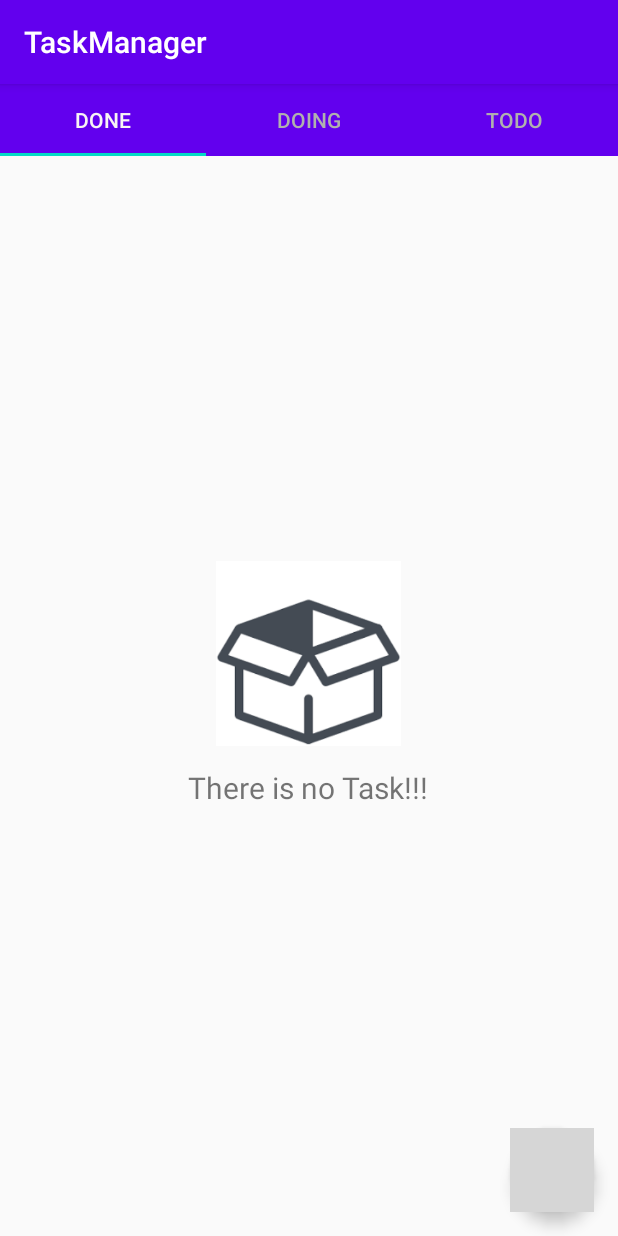
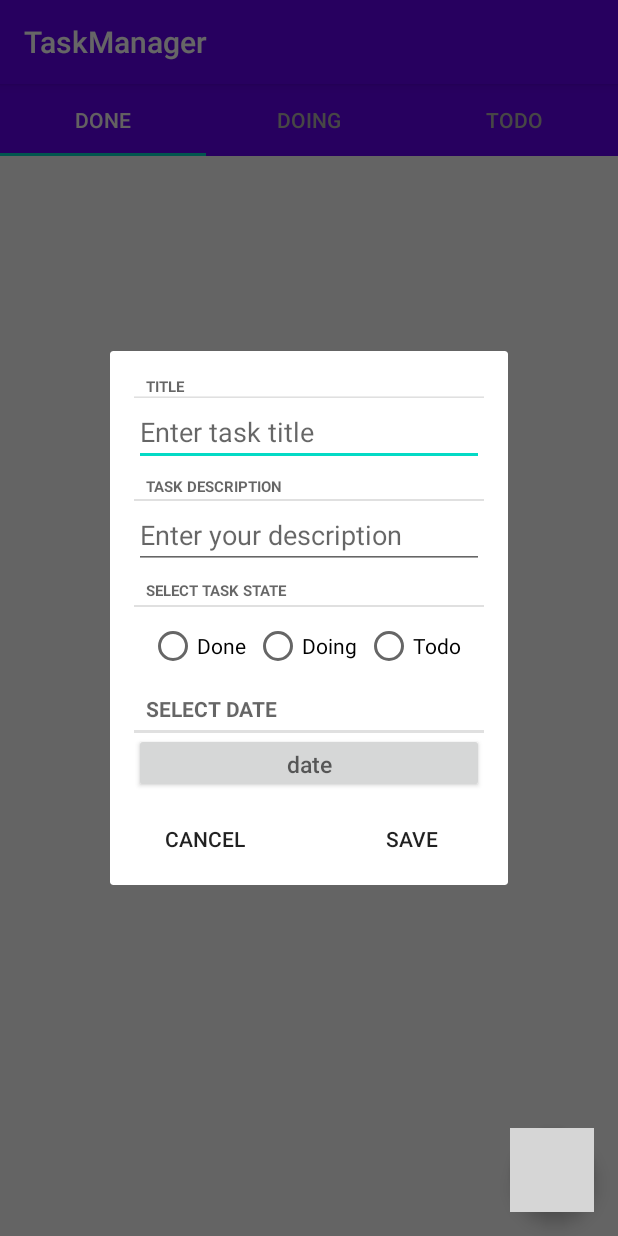
Before and after one commit to FaribaDarvishian/TaskManager, an Android app: the TaskListFragment screen opened directly, with no data from a screen before it, after a tap on an icon or button, on a phone screen of 412 x 824 dp. Run offline under Robolectric (Android 15) with nearby library versions, the phone set to English and light mode, and no system bars; grey boxes are pictures that could not be loaded.

Commit message:
add AddTaskFragment (have Title-description-choosing state-save-cancel) date button must create DatePiker in dialog ***implementation later*** add TaskDetailFragment same above with difference input argument

```diff
--- a/app/src/main/java/com/example/taskmanager/controller/activity/TaskPagerActivity.java
+++ b/app/src/main/java/com/example/taskmanager/controller/activity/TaskPagerActivity.java
@@ -14,17 +14,22 @@ import androidx.viewpager2.adapter.FragmentStateAdapter;
 import androidx.viewpager2.widget.ViewPager2;
 
 import com.example.taskmanager.R;
+import com.example.taskmanager.controller.fragment.AddTaskFragment;
+import com.example.taskmanager.controller.fragment.TaskDetailFragment;
 import com.example.taskmanager.controller.fragment.TaskListFragment;
 import com.example.taskmanager.model.State;
+import com.example.taskmanager.repository.TasksRepository;
 import com.google.android.material.tabs.TabLayout;
 import com.google.android.material.tabs.TabLayoutMediator;
 
-public class TaskPagerActivity extends AppCompatActivity {
+public class TaskPagerActivity extends AppCompatActivity
+        implements TaskDetailFragment.Callbacks, AddTaskFragment.Callbacks  {
 
     public static final String EXTRA_BUNDLE_USERNAME = "com.example.taskmanager.activity.extraBundleUsername";
     private TaskListFragment mTasksListFragmentDone;
     private TaskListFragment mTasksListFragmentDoing;
     private TaskListFragment mTasksListFragmentTodo;
+    private TasksRepository mTasksRepository;
     private String mUsername;
     private ViewPager2 viewPager;
 
@@ -64,6 +69,22 @@ public class TaskPagerActivity extends AppCompatActivity {
 
     }
 
+    @Override
+    public void updateTasksFragment(State taskState, String username) {
+        mTasksRepository = TasksRepository.getInstance();
+        switch (taskState) {
+            case DONE:
+                mTasksListFragmentDone.updateUI();
+                break;
+            case DOING:
+                mTasksListFragmentDoing.updateUI();
+                break;
+            case TODO:
+                mTasksListFragmentTodo.updateUI();
+                break;
+        }
+    }
+
     private class TaskPagerAdapter extends FragmentStateAdapter {
         public TaskPagerAdapter(FragmentActivity fragmentManager) {
             super(fragmentManager);
--- /dev/null
+++ b/app/src/main/java/com/example/taskmanager/controller/fragment/AddTaskFragment.java
@@ -0,0 +1,183 @@
+package com.example.taskmanager.controller.fragment;
+
+import android.content.Context;
+import android.os.Bundle;
+import android.view.LayoutInflater;
+import android.view.View;
+import android.view.ViewGroup;
+import android.widget.Button;
+import android.widget.EditText;
+import android.widget.RadioButton;
+import android.widget.Toast;
+
+import androidx.annotation.NonNull;
+import androidx.fragment.app.DialogFragment;
+
+import com.example.taskmanager.R;
+import com.example.taskmanager.repository.TasksRepository;
+import com.example.taskmanager.model.State;
+import com.example.taskmanager.model.Task;
+
+public class AddTaskFragment extends DialogFragment {
+
+    public static final String ARG_USERNAME = "argUsername";
+    public static final String DIALOG_FRAGMENT_TAG = "Dialog";
+    public static final int REQUEST_CODE_DATE_PICKER = 0;
+    public static final String BUNDLE_TASK_USERNAME = "bundleTaskUsername";
+    private EditText mEditTextTaskTitle;
+    private EditText mEditTextDescription;
+    private RadioButton mRadioButtonDone;
+    private RadioButton mRadioButtonDoing;
+    private RadioButton mRadioButtonTodo;
+    private Button mButtonDate;
+    private Button mButtonSave;
+    private Button mButtonDiscard;
+    private Task mTask;
+    private Callbacks mCallbacks;
+    private TasksRepository mTasksRepository;
+    private String mUsername;
+
+    public AddTaskFragment() {
+        // Required empty public constructor
+    }
+
+    public static AddTaskFragment newInstance(String username) {
+        AddTaskFragment fragment = new AddTaskFragment();
+        Bundle args = new Bundle();
+        args.putString(ARG_USERNAME, username);
+        fragment.setArguments(args);
+        return fragment;
+    }
+
+    @Override
+    public void onCreate(Bundle savedInstanceState) {
+        super.onCreate(savedInstanceState);
+        if (getArguments() != null) {
+            mUsername = getArguments().getString(ARG_USERNAME);
+        }
+        mTask = new Task(mUsername);
+        mTasksRepository = TasksRepository.getInstance();
+    }
+
+    @Override
+    public View onCreateView(LayoutInflater inflater, ViewGroup container,
+                             Bundle savedInstanceState) {
+        // Inflate the layout for this fragment
+        View view = inflater.inflate(R.layout.fragment_add_task_fragment, container, false);
+        findViews(view);
+
+        setListeners();
+        return view;
+    }
+    private void findViews(View view) {
+        mEditTextTaskTitle = view.findViewById(R.id.edit_text_task_title);
+        mEditTextDescription = view.findViewById(R.id.edit_text_task_description);
+        mButtonDate = view.findViewById(R.id.task_date);
+        mButtonSave = view.findViewById(R.id.button_save);
+        mButtonDiscard = view.findViewById(R.id.button_discard);
+        mRadioButtonDone = view.findViewById(R.id.radio_button_done);
+        mRadioButtonDoing = view.findViewById(R.id.radio_button_doing);
+        mRadioButtonTodo = view.findViewById(R.id.radio_button_todo);
+    }
+    private void setTaskState(State taskState) {
+        if (taskState != null) {
+            switch (taskState) {
+                case DONE:
+                    mRadioButtonDone.setChecked(true);
+                    break;
+                case DOING:
+                    mRadioButtonDoing.setChecked(true);
+                    break;
+                case TODO:
+                    mRadioButtonTodo.setChecked(true);
+                    break;
+
+            }
+        }
+    }
+    private void setListeners() {
+        mButtonDate.setOnClickListener(new View.OnClickListener() {
+            @Override
+            public void onClick(View view) {
+               //ToDo DatePikerFragment
+            }
+        });
+        mButtonSave.setOnClickListener(new View.OnClickListener() {
+            @Override
+            public void onClick(View v) {
+                if (mTask.getTaskState() == null)
+                    Toast.makeText(getActivity(), "please choose Task State", Toast.LENGTH_SHORT).show();
+                else {
+                    mTask.setTaskTitle(mEditTextTaskTitle.getText().toString());
+                    mTask.setTaskDescription((mEditTextDescription.getText().toString()));
+                        mTask.setUser(mUsername);
+                        mTasksRepository.addTask(mTask);
+                        mCallbacks.updateTasksFragment(mTask.getTaskState(), mTask.getUsername());
+                        getDialog().cancel();
+//                    TasksFragment tasksFragment = (TasksFragment) getActivity().getSupportFragmentManager().findFragmentById(R.id.fragment_container);
+//                    tasksFragment.updateUI();
+
+                }
+            }
+        });
+        mButtonDiscard.setOnClickListener(new View.OnClickListener() {
+            @Override
+            public void onClick(View v) {
+                getDialog().cancel();
+            }
+        });
+        mRadioButtonDone.setOnClickListener(new View.OnClickListener() {
+            @Override
+            public void onClick(View v) {
+                mTask.setTaskState(State.DONE);
+            }
+        });
+        mRadioButtonDoing.setOnClickListener(new View.OnClickListener() {
+            @Override
+            public void onClick(View v) {
+                mTask.setTaskState(State.DOING);
+
+            }
+        });
+        mRadioButtonTodo.setOnClickListener(new View.OnClickListener() {
+            @Override
+            public void onClick(View v) {
+                mTask.setTaskState(State.TODO);
+
+            }
+        });
+
+    }
+    @Override
+    public void onSaveInstanceState(@NonNull Bundle outState) {
+        super.onSaveInstanceState(outState);
+        outState.putSerializable(BUNDLE_TASK_USERNAME, mUsername);
+    }
+
+    @Override
+    public void onAttach(@NonNull Context context) {
+        super.onAttach(context);
+        if (context instanceof TaskDetailFragment.Callbacks)
+            mCallbacks = (AddTaskFragment.Callbacks) context;
+        else {
+            throw new ClassCastException(context.toString()
+                    + "you must Implements onTaskUpdated");
+        }
+    }
+
+    @Override
+    public void onDetach() {
+        super.onDetach();
+        mCallbacks = null;
+    }
+
+    private void updateTask() {
+        mTasksRepository.update(mTask);
+//        mCallbacks.onTaskUpdated();
+
+    }
+
+    public interface Callbacks {
+        void updateTasksFragment(State taskState, String username);
+    }
+}
--- a/app/src/main/java/com/example/taskmanager/controller/fragment/TaskListFragment.java
+++ b/app/src/main/java/com/example/taskmanager/controller/fragment/TaskListFragment.java
@@ -1,6 +1,5 @@
 package com.example.taskmanager.controller.fragment;
 
-import android.content.Intent;
 import android.graphics.Color;
 import android.os.Bundle;
 
@@ -24,7 +23,6 @@ import com.example.taskmanager.repository.TasksRepository;
 import com.example.taskmanager.repository.UserRepository;
 import com.google.android.material.floatingactionbutton.FloatingActionButton;
 
-import java.text.SimpleDateFormat;
 import java.util.List;
 
 /**
@@ -37,6 +35,7 @@ public class TaskListFragment extends Fragment {
 
     public static final String ARGS_STATE = "argsState";
     public static final String ARGS_USERNAME = "argsUsername";
+    private static final String ADD_TASK_FRAGMENT_DIALOG_TAG = "com.example.taskmanager.controller.fragment.";
 
     private State mState;
     private String mUsername;
@@ -137,10 +136,12 @@ public class TaskListFragment extends Fragment {
     }
 
     private void setListeners() {
-mFloatingActionButtonAdd.setOnClickListener(new View.OnClickListener() {
+    mFloatingActionButtonAdd.setOnClickListener(new View.OnClickListener() {
     @Override
     public void onClick(View view) {
-
+        AddTaskFragment addTaskFragment = AddTaskFragment.newInstance(mUsername);
+        addTaskFragment.show(getActivity().getSupportFragmentManager(), ADD_TASK_FRAGMENT_DIALOG_TAG);
+        updateUI();
     }
 });
     }
--- /dev/null
+++ b/app/src/main/res/layout/fragment_add_task_fragment.xml
@@ -0,0 +1,139 @@
+<?xml version="1.0" encoding="utf-8"?>
+<LinearLayout xmlns:android="http://schemas.android.com/apk/res/android"
+    xmlns:tools="http://schemas.android.com/tools"
+    android:layout_width="match_parent"
+    android:layout_height="match_parent"
+    android:orientation="vertical"
+    >
+
+    <LinearLayout
+        android:layout_width="match_parent"
+        android:layout_height="356dp"
+        android:orientation="vertical"
+        android:padding="16dp">
+
+        <TextView
+            style="?android:listSeparatorTextViewStyle"
+            android:layout_width="match_parent"
+            android:layout_height="15dp"
+            android:text="title"
+            android:textSize="10dp" />
+
+        <EditText
+            android:id="@+id/edit_text_task_title"
+            android:layout_width="match_parent"
+            android:layout_height="wrap_content"
+            android:layout_marginBottom="4dp"
+            android:hint="Enter task title" />
+        <!--    <EditText-->
+        <!--        android:id="@+id/edit_text_task_title"-->
+        <!--        android:layout_width="match_parent"-->
+        <!--        android:layout_height="wrap_content"-->
+        <!--        android:hint="Enter task title" />-->
+
+        <TextView
+
+            style="?android:listSeparatorTextViewStyle"
+            android:layout_width="match_parent"
+            android:layout_height="19dp"
+            android:text="Task Description"
+            android:textSize="10dp" />
+
+        <EditText
+            android:id="@+id/edit_text_task_description"
+            android:layout_width="match_parent"
+            android:layout_height="wrap_content"
+            android:layout_marginBottom="4dp"
+            android:hint="Enter your description" />
+
+        <TextView
+
+            style="?android:listSeparatorTextViewStyle"
+            android:layout_width="match_parent"
+            android:layout_height="21dp"
+            android:text="Select Task State"
+            android:textSize="10dp" />
+
+
+        <RadioGroup
+            android:id="@+id/radio_group_task_state"
+            android:layout_width="match_parent"
+            android:layout_height="wrap_content"
+            android:orientation="horizontal"
+            android:padding="10dp">
+
+            <RadioButton
+                android:id="@+id/radio_button_done"
+                android:layout_width="wrap_content"
+                android:layout_height="wrap_content"
+                android:layout_marginRight="5dp"
+
+                android:text="Done" />
+
+            <RadioButton
+                android:id="@+id/radio_button_doing"
+                android:layout_width="wrap_content"
+                android:layout_height="wrap_content"
+                android:layout_marginRight="5dp"
+                android:text="Doing" />
+
+            <RadioButton
+                android:id="@+id/radio_button_todo"
+                android:layout_width="wrap_content"
+                android:layout_height="wrap_content"
+                android:layout_marginRight="5dp"
+                android:text="Todo" />
+
+
+        </RadioGroup>
+
+        <TextView
+
+            style="?android:listSeparatorTextViewStyle"
+            android:layout_width="match_parent"
+            android:layout_height="wrap_content"
+            android:text="Select Date" />
+
+        <LinearLayout
+            android:layout_width="match_parent"
+            android:layout_height="wrap_content"
+            android:gravity="center"
+            android:orientation="horizontal">
+
+            <Button
+                android:id="@+id/task_date"
+                android:layout_width="match_parent"
+                android:layout_height="40dp"
+                android:layout_gravity="center"
+                android:hint="date"
+                android:textSize="15dp" />
+
+
+        </LinearLayout>
+
+        <LinearLayout
+            android:layout_width="match_parent"
+            android:layout_height="wrap_content"
+            android:layout_marginTop="15dp"
+            android:gravity="center"
+            android:orientation="horizontal">
+
+            <Button
+                android:id="@+id/button_discard"
+                android:layout_width="wrap_content"
+                android:layout_height="match_parent"
+                android:layout_marginRight="50dp"
+                android:background="#00FFFFFF"
+                android:text="CANCEL" />
+
+            <Button
+                android:id="@+id/button_save"
+                android:layout_width="wrap_content"
+                android:layout_height="32dp"
+                android:background="#00FFFFFF"
+                android:text="Save" />
+        </LinearLayout>
+
+    </LinearLayout>
+
+</LinearLayout>
```
Also changed, not shown: app/src/main/java/com/example/taskmanager/controller/fragment/TaskDetailFragment.java (added, +233 -0 lines), app/src/main/res/layout/fragment_task_detail.xml (added, +138 -0 lines).
